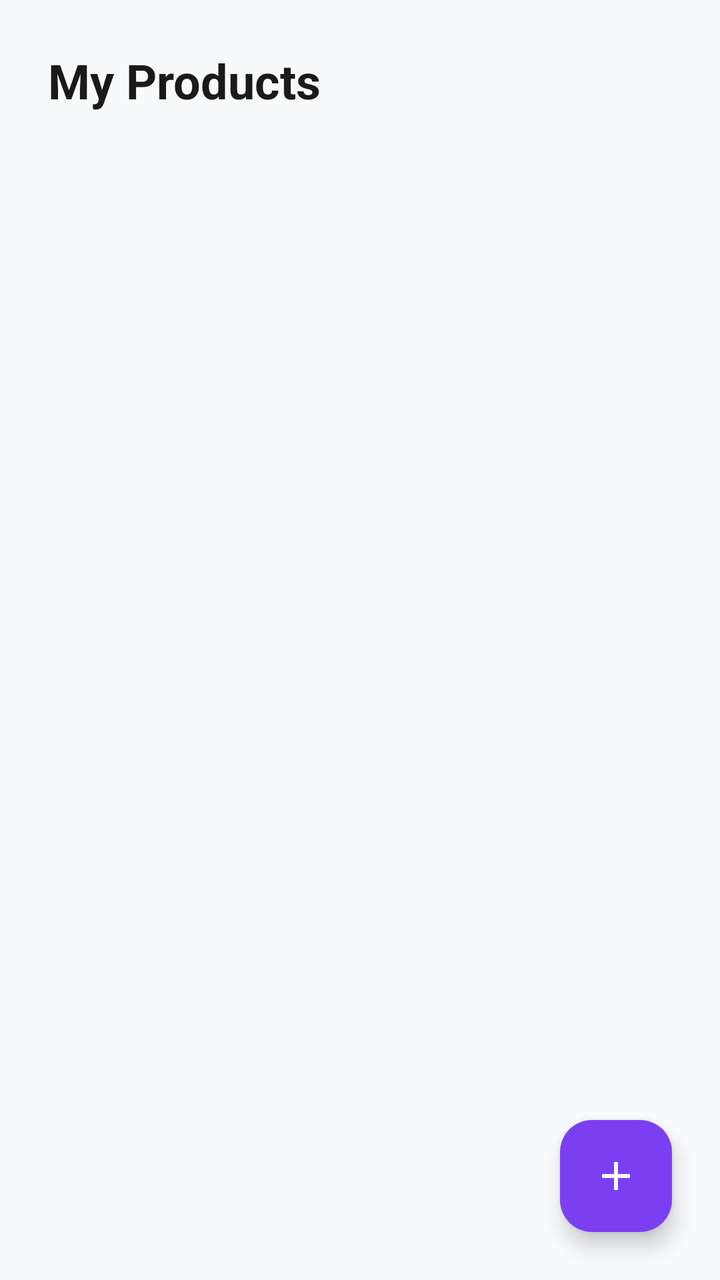
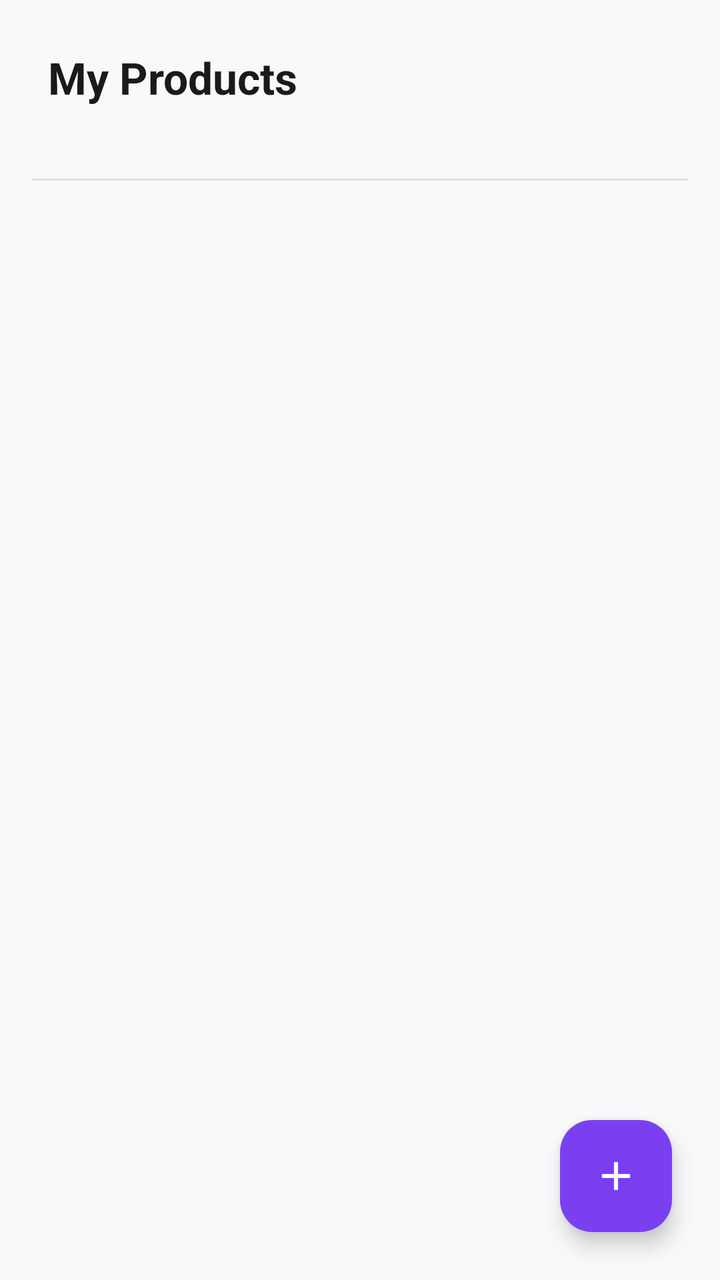

Before-and-after screenshots of an Android layout around one commit, followed by the original layout XML and the change that was made.
<!-- AndroidManifest.xml: application theme Theme.NexCart -->
<!-- res/layout/fragment_seller_dashboard.xml -->
<?xml version="1.0" encoding="utf-8"?>
<androidx.constraintlayout.widget.ConstraintLayout xmlns:android="http://schemas.android.com/apk/res/android"
    xmlns:app="http://schemas.android.com/apk/res-auto"
    xmlns:tools="http://schemas.android.com/tools"
    android:layout_width="match_parent"
    android:layout_height="match_parent"
    android:background="#F8F9FA">

    <TextView
        android:id="@+id/tvSellerTitle"
        android:layout_width="wrap_content"
        android:layout_height="wrap_content"
        android:layout_marginStart="24dp"
        android:layout_marginTop="24dp"
        android:text="My Products"
        android:textColor="#1A1A1A"
        android:textSize="24sp"
        android:textStyle="bold"
        app:layout_constraintStart_toStartOf="parent"
        app:layout_constraintTop_toTopOf="parent" />

    <androidx.recyclerview.widget.RecyclerView
        android:id="@+id/rvSellerProducts"
        android:layout_width="0dp"
        android:layout_height="0dp"
        android:layout_marginTop="16dp"
        android:clipToPadding="false"
        android:padding="16dp"
        app:layout_constraintBottom_toBottomOf="parent"
        app:layout_constraintEnd_toEndOf="parent"
        app:layout_constraintStart_toStartOf="parent"
        app:layout_constraintTop_toBottomOf="@id/tvSellerTitle"
        tools:listitem="@layout/item_product" />

    <TextView
        android:id="@+id/tvEmpty"
        android:layout_width="wrap_content"
        android:layout_height="wrap_content"
        android:text="You haven't listed any products yet."
        android:textColor="#666666"
        android:visibility="gone"
        app:layout_constraintBottom_toBottomOf="parent"
        app:layout_constraintEnd_toEndOf="parent"
        app:layout_constraintStart_toStartOf="parent"
        app:layout_constraintTop_toBottomOf="@id/tvSellerTitle" />

    <ProgressBar
        android:id="@+id/pbLoading"
        android:layout_width="wrap_content"
        android:layout_height="wrap_content"
        android:visibility="gone"
        app:layout_constraintBottom_toBottomOf="parent"
        app:layout_constraintEnd_toEndOf="parent"
        app:layout_constraintStart_toStartOf="parent"
        app:layout_constraintTop_toTopOf="parent" />

    <com.google.android.material.floatingactionbutton.FloatingActionButton
        android:id="@+id/fabAddProduct"
        android:layout_width="wrap_content"
        android:layout_height="wrap_content"
        android:layout_margin="24dp"
        android:backgroundTint="#7B3FF2"
        android:contentDescription="Add Product"
        android:src="@drawable/ic_add"
        app:layout_constraintBottom_toBottomOf="parent"
        app:layout_constraintEnd_toEndOf="parent"
        app:tint="#FFFFFF" />

</androidx.constraintlayout.widget.ConstraintLayout>
<!-- res/layout/item_product.xml (included above) -->
<?xml version="1.0" encoding="utf-8"?>
<androidx.cardview.widget.CardView xmlns:android="http://schemas.android.com/apk/res/android"
    xmlns:app="http://schemas.android.com/apk/res-auto"
    android:layout_width="match_parent"
    android:layout_height="wrap_content"
    android:layout_margin="8dp"
    app:cardCornerRadius="8dp">

    <LinearLayout
        android:layout_width="match_parent"
        android:layout_height="wrap_content"
        android:orientation="vertical">

        <ImageView
            android:id="@+id/ivProductImage"
            android:layout_width="match_parent"
            android:layout_height="150dp"
            android:scaleType="centerCrop" />

        <TextView
            android:id="@+id/tvProductTitle"
            android:layout_width="match_parent"
            android:layout_height="wrap_content"
            android:padding="8dp"
            android:textColor="@android:color/black"
            android:textSize="16sp" />

        <TextView
            android:id="@+id/tvProductPrice"
            android:layout_width="match_parent"
            android:layout_height="wrap_content"
            android:padding="8dp"
            android:textColor="@android:color/black"
            android:textSize="14sp" />
    </LinearLayout>
</androidx.cardview.widget.CardView>
<!-- resources referenced by this layout -->
<resources>
  <!-- drawable ic_add (drawable) -->
  <vector xmlns:android="http://schemas.android.com/apk/res/android"
      android:width="24dp"
      android:height="24dp"
      android:viewportWidth="24"
      android:viewportHeight="24">
      <path
          android:fillColor="@android:color/white"
          android:pathData="M19,13h-6v6h-2v-6H5v-2h6V5h2v6h6v2Z" />
  </vector>
  <style name="Theme.NexCart" parent="Base.Theme.NexCart" />
  <style name="Base.Theme.NexCart" parent="Theme.Material3.DayNight.NoActionBar">
          
          
      </style>
</resources>

<!-- the commit's change to res/layout/fragment_seller_dashboard.xml (unified diff, before → after) -->
@@ -1,72 +1,116 @@
 <?xml version="1.0" encoding="utf-8"?>
-<androidx.constraintlayout.widget.ConstraintLayout xmlns:android="http://schemas.android.com/apk/res/android"
+<androidx.coordinatorlayout.widget.CoordinatorLayout xmlns:android="http://schemas.android.com/apk/res/android"
     xmlns:app="http://schemas.android.com/apk/res-auto"
     xmlns:tools="http://schemas.android.com/tools"
     android:layout_width="match_parent"
     android:layout_height="match_parent"
     android:background="#F8F9FA">
 
-    <TextView
-        android:id="@+id/tvSellerTitle"
-        android:layout_width="wrap_content"
-        android:layout_height="wrap_content"
-        android:layout_marginStart="24dp"
-        android:layout_marginTop="24dp"
-        android:text="My Products"
-        android:textColor="#1A1A1A"
-        android:textSize="24sp"
-        android:textStyle="bold"
-        app:layout_constraintStart_toStartOf="parent"
-        app:layout_constraintTop_toTopOf="parent" />
+    <androidx.core.widget.NestedScrollView
+        android:layout_width="match_parent"
+        android:layout_height="match_parent"
+        android:fillViewport="true">
 
-    <androidx.recyclerview.widget.RecyclerView
-        android:id="@+id/rvSellerProducts"
-        android:layout_width="0dp"
-        android:layout_height="0dp"
-        android:layout_marginTop="16dp"
-        android:clipToPadding="false"
-        android:padding="16dp"
-        app:layout_constraintBottom_toBottomOf="parent"
-        app:layout_constraintEnd_toEndOf="parent"
-        app:layout_constraintStart_toStartOf="parent"
-        app:layout_constraintTop_toBottomOf="@id/tvSellerTitle"
-        tools:listitem="@layout/item_product" />
+        <LinearLayout
+            android:layout_width="match_parent"
+            android:layout_height="wrap_content"
+            android:orientation="vertical"
+            android:padding="16dp"
+            android:paddingBottom="80dp">
 
-    <TextView
-        android:id="@+id/tvEmpty"
-        android:layout_width="wrap_content"
-        android:layout_height="wrap_content"
-        android:text="You haven't listed any products yet."
-        android:textColor="#666666"
-        android:visibility="gone"
-        app:layout_constraintBottom_toBottomOf="parent"
-        app:layout_constraintEnd_toEndOf="parent"
-        app:layout_constraintStart_toStartOf="parent"
-        app:layout_constraintTop_toBottomOf="@id/tvSellerTitle" />
+            
+            <TextView
+                android:id="@+id/tvSellerTitle"
+                android:layout_width="wrap_content"
+                android:layout_height="wrap_content"
+                android:layout_marginStart="8dp"
+                android:layout_marginTop="8dp"
+                android:text="My Products"
+                android:textColor="#1A1A1A"
+                android:textSize="22sp"
+                android:textStyle="bold" />
 
-    <ProgressBar
-        android:id="@+id/pbLoading"
-        android:layout_width="wrap_content"
-        android:layout_height="wrap_content"
-        android:visibility="gone"
-        app:layout_constraintBottom_toBottomOf="parent"
-        app:layout_constraintEnd_toEndOf="parent"
-        app:layout_constraintStart_toStartOf="parent"
-        app:layout_constraintTop_toTopOf="parent" />
+            
+            <TextView
+                android:id="@+id/tvEmpty"
+                android:layout_width="wrap_content"
+                android:layout_height="wrap_content"
+                android:layout_gravity="center_horizontal"
+                android:layout_marginTop="16dp"
+                android:text="You haven't listed any products yet."
+                android:textColor="#666666"
+                android:visibility="gone" />
 
+            
+            <ProgressBar
+                android:id="@+id/pbLoading"
+                android:layout_width="wrap_content"
+                android:layout_height="wrap_content"
+                android:layout_gravity="center_horizontal"
+                android:layout_marginTop="24dp"
+                android:visibility="gone" />
+
+            
+            <androidx.recyclerview.widget.RecyclerView
+                android:id="@+id/rvSellerProducts"
+                android:layout_width="match_parent"
+                android:layout_height="wrap_content"
+                android:layout_marginTop="12dp"
+                android:clipToPadding="false"
+                android:nestedScrollingEnabled="false"
+                app:layoutManager="androidx.recyclerview.widget.GridLayoutManager"
+                app:spanCount="2"
+                tools:listitem="@layout/item_product" />
+
+            
+            <View
+                android:layout_width="match_parent"
+                android:layout_height="1dp"
+                android:layout_marginTop="24dp"
+                android:layout_marginBottom="4dp"
+                android:background="#E0E0E0" />
+
+            
+            <TextView
+                android:id="@+id/tvRecommendedHeader"
+                android:layout_width="wrap_content"
+                android:layout_height="wrap_content"
+                android:layout_marginStart="8dp"
+                android:layout_marginTop="16dp"
+                android:text="Recommended for You"
+                android:textColor="#1A1A1A"
+                android:textSize="20sp"
+                android:textStyle="bold"
+                android:visibility="gone" />
+
+            
+            <androidx.recyclerview.widget.RecyclerView
+                android:id="@+id/rvRecommended"
+                android:layout_width="match_parent"
+                android:layout_height="wrap_content"
+                android:layout_marginTop="12dp"
+                android:clipToPadding="false"
+                android:orientation="horizontal"
+                android:visibility="gone"
+                app:layoutManager="androidx.recyclerview.widget.LinearLayoutManager"
+                tools:listitem="@layout/item_product" />
+
+        </LinearLayout>
+    </androidx.core.widget.NestedScrollView>
+
+    
     <com.google.android.material.floatingactionbutton.FloatingActionButton
         android:id="@+id/fabAddProduct"
         android:layout_width="wrap_content"
         android:layout_height="wrap_content"
+        android:layout_gravity="bottom|end"
         android:layout_margin="24dp"
         android:backgroundTint="#7B3FF2"
         android:contentDescription="Add Product"
         android:src="@drawable/ic_add"
-        app:layout_constraintBottom_toBottomOf="parent"
-        app:layout_constraintEnd_toEndOf="parent"
         app:tint="#FFFFFF" />
 
-</androidx.constraintlayout.widget.ConstraintLayout>
+</androidx.coordinatorlayout.widget.CoordinatorLayout>
 <!-- res/layout/item_product.xml (included above) -->
 <?xml version="1.0" encoding="utf-8"?>
 <androidx.cardview.widget.CardView xmlns:android="http://schemas.android.com/apk/res/android"
